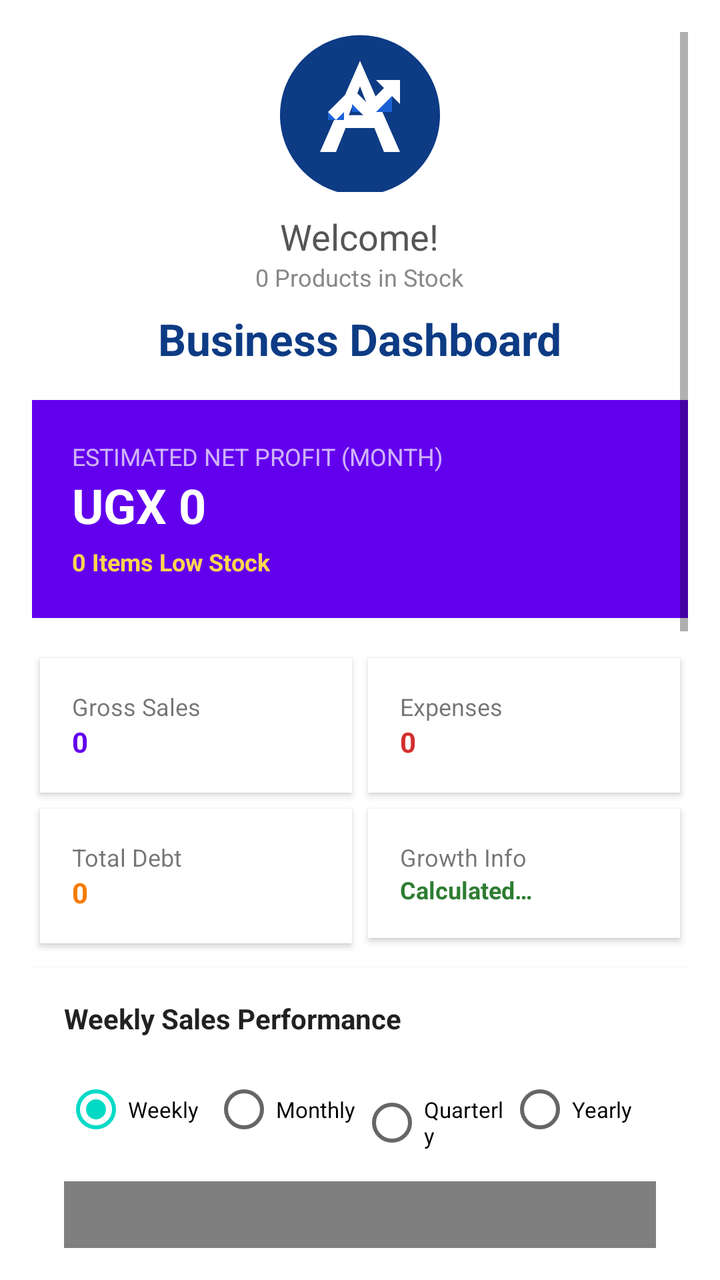
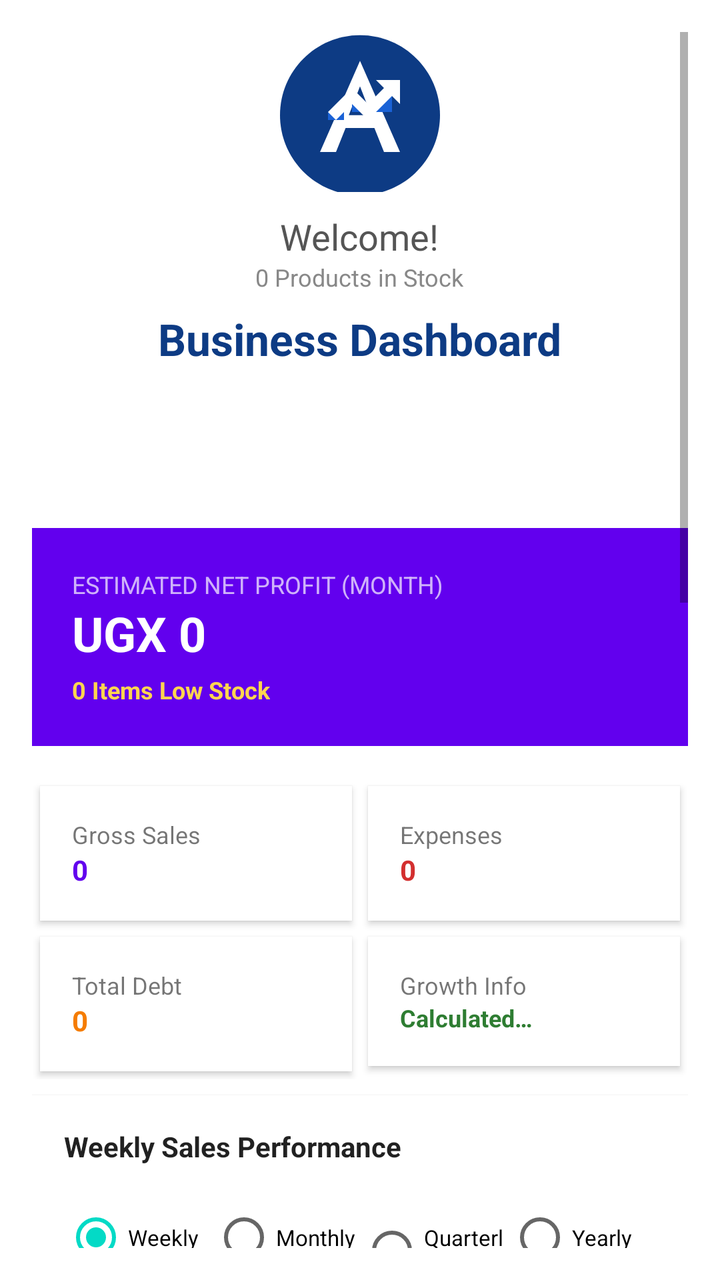

Two renders of the same Android screen: before a commit and after it. Below are the layout's source before the change and the commit's diff.
<!-- AndroidManifest.xml: application theme AppTheme -->
<!-- res/layout/fragment_home.xml -->
<?xml version="1.0" encoding="utf-8"?>
<ScrollView xmlns:android="http://schemas.android.com/apk/res/android"
    xmlns:app="http://schemas.android.com/apk/res-auto"
    android:layout_width="match_parent"
    android:layout_height="match_parent"
    android:padding="16dp">

    <LinearLayout
        android:layout_width="match_parent"
        android:layout_height="wrap_content"
        android:orientation="vertical">

        <ImageView
            android:layout_width="80dp"
            android:layout_height="80dp"
            app:srcCompat="@drawable/logo_agapel"
            android:layout_gravity="center"
            android:layout_marginBottom="10dp"
            android:contentDescription="@string/logo_description"/>

        <TextView
            android:id="@+id/txtDashboardGreeting"
            android:layout_width="wrap_content"
            android:layout_height="wrap_content"
            android:layout_gravity="center"
            android:text="Welcome!"
            android:textSize="18sp"
            android:textColor="#555555" />

        <TextView
            android:id="@+id/txtDashboardInventoryCount"
            android:layout_width="wrap_content"
            android:layout_height="wrap_content"
            android:layout_gravity="center"
            android:text="0 Products in Stock"
            android:textSize="12sp"
            android:textColor="#888888"
            android:layout_marginBottom="8dp"/>

        <TextView
            android:layout_width="wrap_content"
            android:layout_height="wrap_content"
            android:layout_gravity="center"
            android:text="@string/business_dashboard"
            android:textSize="22sp"
            android:textStyle="bold"
            android:textColor="#0D3B84"
            android:layout_marginBottom="16dp"/>

        
        <LinearLayout
            android:layout_width="match_parent"
            android:layout_height="wrap_content"
            android:background="?attr/colorPrimary"
            android:padding="20dp"
            android:orientation="vertical"
            android:layout_marginBottom="16dp">
            <TextView
                android:layout_width="wrap_content"
                android:layout_height="wrap_content"
                android:text="@string/estimated_net_profit_month"
                android:textColor="?attr/colorOnPrimary"
                android:alpha="0.7"
                android:textSize="12sp" />
            <TextView
                android:id="@+id/txtDashNetProfit"
                android:layout_width="wrap_content"
                android:layout_height="wrap_content"
                android:text="@string/ugx_0"
                android:textColor="?attr/colorOnPrimary"
                android:textSize="24sp"
                android:textStyle="bold" />
            <TextView
                android:id="@+id/txtDashLowStockBadge"
                android:layout_width="wrap_content"
                android:layout_height="wrap_content"
                android:text="0 Items Low Stock"
                android:textColor="#FFD54F"
                android:textSize="12sp"
                android:textStyle="bold"
                android:layout_marginTop="4dp"
                android:visibility="visible"/>
        </LinearLayout>

        <GridLayout
            android:layout_width="match_parent"
            android:layout_height="wrap_content"
            android:columnCount="2"
            android:rowCount="2">

            
            <LinearLayout
                android:layout_width="0dp"
                android:layout_height="wrap_content"
                android:layout_columnWeight="1"
                android:background="?attr/colorSurface"
                android:padding="16dp"
                android:layout_margin="4dp"
                android:orientation="vertical"
                android:elevation="2dp">
                <TextView
                    android:layout_width="wrap_content"
                    android:layout_height="wrap_content"
                    android:text="@string/gross_sales"
                    android:textSize="12sp" />
                <TextView
                    android:id="@+id/txtDashGrossSales"
                    android:layout_width="wrap_content"
                    android:layout_height="wrap_content"
                    android:text="@string/zero"
                    android:textStyle="bold"
                    android:textColor="?attr/colorPrimary" />
            </LinearLayout>

            
            <LinearLayout
                android:layout_width="0dp"
                android:layout_height="wrap_content"
                android:layout_columnWeight="1"
                android:background="?attr/colorSurface"
                android:padding="16dp"
                android:layout_margin="4dp"
                android:orientation="vertical"
                android:elevation="2dp">
                <TextView
                    android:layout_width="wrap_content"
                    android:layout_height="wrap_content"
                    android:text="@string/expenses"
                    android:textSize="12sp" />
                <TextView
                    android:id="@+id/txtDashExpenses"
                    android:layout_width="wrap_content"
                    android:layout_height="wrap_content"
                    android:text="@string/zero"
                    android:textStyle="bold"
                    android:textColor="@color/error_red" />
            </LinearLayout>

            
            <LinearLayout
                android:layout_width="0dp"
                android:layout_height="wrap_content"
                android:layout_columnWeight="1"
                android:background="?attr/colorSurface"
                android:padding="16dp"
                android:layout_margin="4dp"
                android:orientation="vertical"
                android:elevation="2dp">
                <TextView
                    android:layout_width="wrap_content"
                    android:layout_height="wrap_content"
                    android:text="@string/total_debt"
                    android:textSize="12sp" />
                <TextView
                    android:id="@+id/txtDashDebt"
                    android:layout_width="wrap_content"
                    android:layout_height="wrap_content"
                    android:text="@string/zero"
                    android:textStyle="bold"
                    android:textColor="@color/warning_orange" />
            </LinearLayout>

            
            <LinearLayout
                android:layout_width="0dp"
                android:layout_height="wrap_content"
                android:layout_columnWeight="1"
                android:background="?attr/colorSurface"
                android:padding="16dp"
                android:layout_margin="4dp"
                android:orientation="vertical"
                android:elevation="2dp">
                <TextView
                    android:id="@+id/txtComparisonTitle"
                    android:layout_width="wrap_content"
                    android:layout_height="wrap_content"
                    android:text="@string/growth_info"
                    android:textSize="12sp" />
                <TextView
                    android:id="@+id/txtComparisonValue"
                    android:layout_width="wrap_content"
                    android:layout_height="wrap_content"
                    android:text="@string/calculated"
                    android:textStyle="bold"
                    android:textColor="@color/success_green"
                    android:textSize="12sp" />
            </LinearLayout>
        </GridLayout>

        
        <LinearLayout
            android:layout_width="match_parent"
            android:layout_height="wrap_content"
            android:background="?attr/colorSurface"
            android:padding="16dp"
            android:layout_marginTop="8dp"
            android:orientation="vertical"
            android:elevation="2dp">

            <TextView
                android:id="@+id/txtGraphTitle"
                android:layout_width="wrap_content"
                android:layout_height="wrap_content"
                android:text="@string/weekly_sales_performance"
                android:textStyle="bold"
                android:textColor="?android:attr/textColorPrimary"
                android:layout_marginBottom="12dp"/>

            <RadioGroup
                android:id="@+id/rgGraphRange"
                android:layout_width="match_parent"
                android:layout_height="wrap_content"
                android:orientation="horizontal"
                android:layout_marginBottom="12dp">
                <RadioButton
                    android:id="@+id/rbWeekly"
                    android:layout_width="0dp"
                    android:layout_height="wrap_content"
                    android:layout_weight="1"
                    android:text="@string/weekly"
                    android:checked="true"
                    android:textSize="11sp" />
                <RadioButton
                    android:id="@+id/rbMonthly"
                    android:layout_width="0dp"
                    android:layout_height="wrap_content"
                    android:layout_weight="1"
                    android:text="@string/monthly"
                    android:textSize="11sp" />
                <RadioButton
                    android:id="@+id/rbQuarterly"
                    android:layout_width="0dp"
                    android:layout_height="wrap_content"
                    android:layout_weight="1"
                    android:text="@string/quarterly"
                    android:textSize="11sp" />
                <RadioButton
                    android:id="@+id/rbYearly"
                    android:layout_width="0dp"
                    android:layout_height="wrap_content"
                    android:layout_weight="1"
                    android:text="@string/yearly"
                    android:textSize="11sp" />
            </RadioGroup>

            <com.github.mikephil.charting.charts.LineChart
                android:id="@+id/salesLineChart"
                android:layout_width="match_parent"
                android:layout_height="200dp" />

            <LinearLayout
                android:layout_width="match_parent"
                android:layout_height="wrap_content"
                android:orientation="horizontal"
                android:layout_marginTop="16dp"
                android:gravity="center_vertical">

                <TextView
                    android:id="@+id/txtWeeklyGrowth"
                    android:layout_width="wrap_content"
                    android:layout_height="wrap_content"
                    android:text="@string/weekly_growth_placeholder"
                    android:textColor="@color/success_green"
                    android:textStyle="bold"
                    android:textSize="12sp"/>
            </LinearLayout>
        </LinearLayout>

        
        <LinearLayout
            android:layout_width="match_parent"
            android:layout_height="wrap_content"
            android:background="?attr/colorSurface"
            android:padding="16dp"
            android:layout_marginTop="8dp"
            android:orientation="vertical"
            android:elevation="2dp">

            <TextView
                android:layout_width="wrap_content"
                android:layout_height="wrap_content"
                android:text="@string/profit_vs_expenses_monthly"
                android:textStyle="bold"
                android:textColor="?android:attr/textColorPrimary"
                android:layout_marginBottom="12dp"/>

            <com.github.mikephil.charting.charts.PieChart
                android:id="@+id/dashProfitPieChart"
                android:layout_width="match_parent"
                android:layout_height="250dp" />
        </LinearLayout>

        
        <LinearLayout
            android:id="@+id/layoutLowStockAlert"
            android:layout_width="match_parent"
            android:layout_height="wrap_content"
            android:background="@color/low_stock_bg"
            android:padding="16dp"
            android:layout_marginTop="8dp"
            android:orientation="vertical"
            android:elevation="2dp"
            android:visibility="gone">

            <TextView
                android:layout_width="wrap_content"
                android:layout_height="wrap_content"
                android:text="@string/low_stock_alerts"
                android:textStyle="bold"
                android:textColor="#E65100"
                android:layout_marginBottom="8dp"/>

            <TextView
                android:id="@+id/txtLowStockItems"
                android:layout_width="wrap_content"
                android:layout_height="wrap_content"
                android:text="Loading..."
                android:textColor="#BF360C"
                android:textSize="12sp"/>
        </LinearLayout>

        <TextView
            android:layout_width="wrap_content"
            android:layout_height="wrap_content"
            android:text="@string/quick_actions"
            android:textStyle="bold"
            android:layout_marginTop="16dp"
            android:layout_marginBottom="8dp"/>

        <Button
            android:id="@+id/btnQuickExpense"
            android:layout_width="match_parent"
            android:layout_height="wrap_content"
            android:text="@string/record_new_expense"
            style="@style/Widget.MaterialComponents.Button.OutlinedButton"/>

        <Button
            android:id="@+id/btnQuickDebt"
            android:layout_width="match_parent"
            android:layout_height="wrap_content"
            android:text="@string/view_debtors_list"
            style="@style/Widget.MaterialComponents.Button.OutlinedButton"/>

    </LinearLayout>
</ScrollView>
<!-- resources referenced by this layout -->
<resources>
  <color name="error_red">#D32F2F</color>
  <color name="low_stock_bg">#FFF3E0</color>
  <color name="success_green">#2E7D32</color>
  <color name="warning_orange">#F57C00</color>
  <!-- drawable logo_agapel (drawable) -->
  <vector xmlns:android="http://schemas.android.com/apk/res/android"
      android:width="200dp"
      android:height="200dp"
      android:viewportWidth="100"
      android:viewportHeight="100">
  
      
      <path
          android:fillColor="#0D3B84"
          android:pathData="M50,2C22.39,2 0,24.39 0,52c0,27.61 22.39,50 50,50s50,-22.39 50,-50C100,24.39 77.61,2 50,2z" />
  
      
      <path
          android:fillColor="#FFFFFF"
          android:pathData="M50,18L25,75h10l6,-15h18l6,15h10L50,18zM43,52l7,-18l7,18H43z" />
  
      
      <path
          android:fillColor="#1A62D6"
          android:pathData="M45,45h10v5h-10z M60,40h10v10h-10z M30,50h10v5h-10z" />
  
      <path
          android:fillColor="#FFFFFF"
          android:pathData="M75,30l-15,0l5,5l-10,10l-10,-10l-15,15l5,5l10,-10l10,10l15,-15l5,5z" />
  </vector>
  <string name="business_dashboard">Business Dashboard</string>
  <string name="calculated">Calculated…</string>
  <string name="estimated_net_profit_month">ESTIMATED NET PROFIT (MONTH)</string>
  <string name="expenses">Expenses</string>
  <string name="gross_sales">Gross Sales</string>
  <string name="growth_info">Growth Info</string>
  <string name="logo_description">App Logo</string>
  <string name="low_stock_alerts">Low Stock Alerts</string>
  <string name="monthly">Monthly</string>
  <string name="profit_vs_expenses_monthly">Profit vs. Expenses (Monthly)</string>
  <string name="quarterly">Quarterly</string>
  <string name="quick_actions">Quick Actions</string>
  <string name="record_new_expense">Record New Expense</string>
  <string name="total_debt">Total Debt</string>
  <string name="ugx_0">UGX 0</string>
  <string name="view_debtors_list">View Debtors List</string>
  <string name="weekly">Weekly</string>
  <string name="weekly_growth_placeholder">+0% vs last week</string>
  <string name="weekly_sales_performance">Weekly Sales Performance</string>
  <string name="yearly">Yearly</string>
  <string name="zero">0</string>
  <style name="AppTheme" parent="Theme.MaterialComponents.DayNight.NoActionBar">
          
          <item name="colorPrimary">@color/md_primary</item>
          <item name="colorPrimaryVariant">@color/md_primary_dark</item>
          <item name="colorOnPrimary">@color/white</item>
  
          
          <item name="colorSecondary">@color/md_secondary</item>
          <item name="colorSecondaryVariant">@color/md_secondary</item>
          <item name="colorOnSecondary">@color/white</item>
  
          
          <item name="android:windowBackground">@color/md_background</item>
          <item name="colorSurface">@color/md_surface</item>
          <item name="colorOnSurface">#212121</item>
          <item name="colorSurfaceVariant">#E9EFF8</item>
          <item name="colorError">@color/error_red</item>
  
          
          <item name="android:statusBarColor">?attr/colorPrimaryVariant</item>
      </style>
  <color name="md_primary">#1565C0</color>
  <color name="md_primary_dark">#0D47A1</color>
  <color name="white">#FFFFFF</color>
  <color name="md_secondary">#2E7D32</color>
  <color name="md_background">#F8F9FA</color>
  <color name="md_surface">#FFFFFF</color>
</resources>

<!-- the commit's change to res/layout/fragment_home.xml (unified diff, before → after) -->
@@ -47,6 +47,15 @@
             android:textColor="#0D3B84"
             android:layout_marginBottom="16dp"/>
 
+        <Button
+            android:id="@+id/btnViewAdvancedAnalytics"
+            android:layout_width="match_parent"
+            android:layout_height="wrap_content"
+            android:text="VIEW ADVANCED ANALYTICS"
+            android:layout_marginBottom="16dp"
+            style="@style/Widget.MaterialComponents.Button.UnelevatedButton"
+            android:backgroundTint="?attr/colorSecondary"/>
+
         
         <LinearLayout
             android:layout_width="match_parent"
